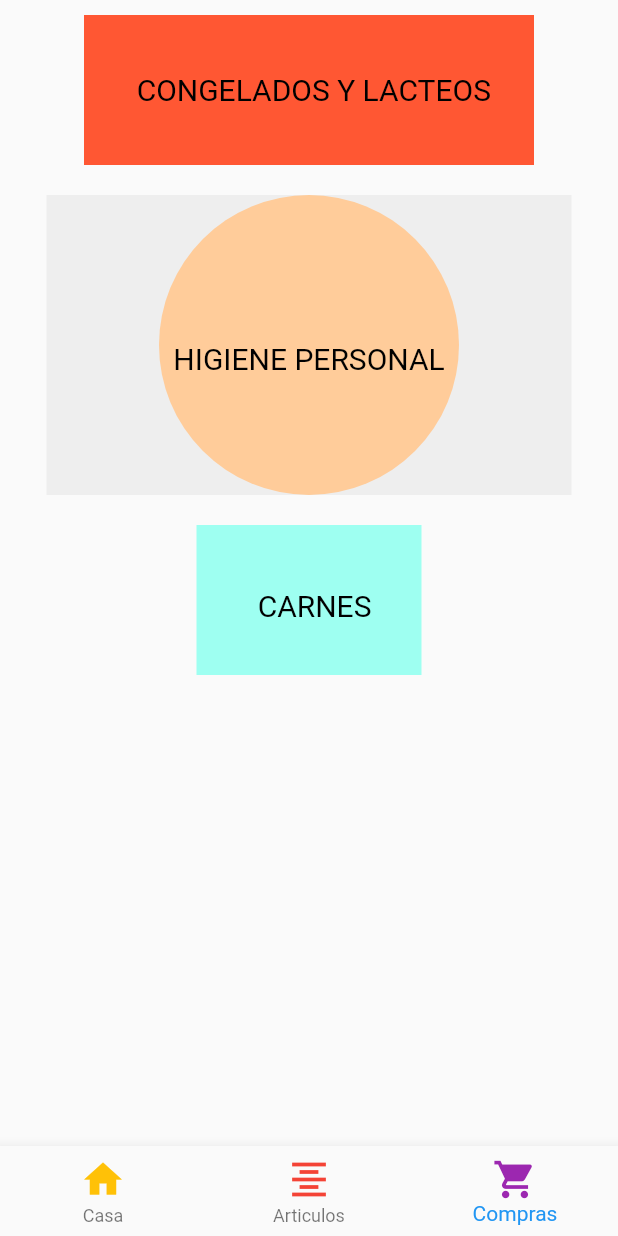
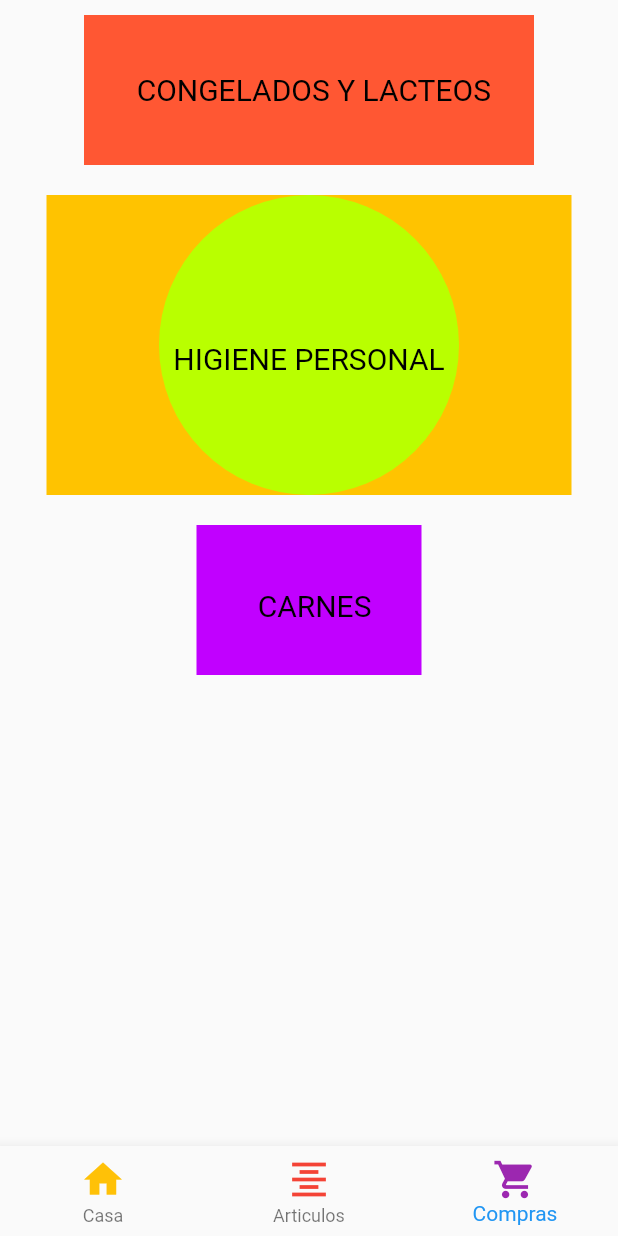
Before and after one commit to vianeyalejandra03/hamburguesa, a Flutter app: the screen it shows after launch, item 3 of the bottom bar chosen, on a phone screen of 412 x 824 dp. Run offline on Flutter 3.47's test engine with Material 2 defaults, Android fonts, the phone set to English and light mode, and no system bars.

```diff
--- a/lib/pages/third_pages.dart
+++ b/lib/pages/third_pages.dart
@@ -36,12 +36,12 @@ class _ThirdPageState extends State<ThirdPage> {
               Container(
                 height: 200,
                 width: 350,
-                decoration: BoxDecoration(color: Color(0xFFEEEEEE)),
+                decoration: BoxDecoration(color: Color(0xFFFFC300)),
                 child: Container(
                   height: 100,
                   width: 100,
                   decoration: BoxDecoration(
-                    color: Color(0xFFFFCC9A),
+                    color: Color(0xFFB9FF00),
                     shape: BoxShape.circle,
                   ),
                   child: Align(
@@ -66,7 +66,7 @@ class _ThirdPageState extends State<ThirdPage> {
                   height: 100,
                   width: 150,
                   decoration: BoxDecoration(
-                    color: Color(0xFF9EFFF1),
+                    color: Color(0xFFC100FF),
                     shape: BoxShape.rectangle,
                   ),
                   child: Align(
```
Also changed, not shown: 1 other file.
